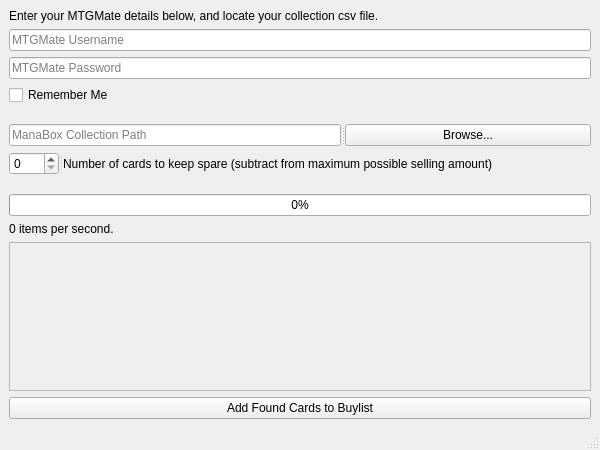
brhyeton/MTGMate, file ui/mainwindow.ui: the form before one commit.
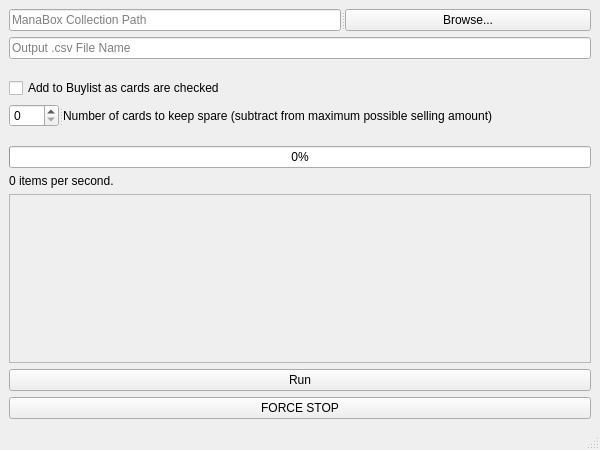
The form after the commit.

The edit to the form file:
```diff
--- a/ui/mainwindow.ui
+++ b/ui/mainwindow.ui
@@ -36,59 +36,6 @@
   </property>
   <widget class="QWidget" name="centralwidget">
    <layout class="QVBoxLayout" name="verticalLayout">
-    <item>
-     <widget class="QLabel" name="label_2">
-      <property name="text">
-       <string>Enter your MTGMate details below, and locate your collection csv file.</string>
-      </property>
-     </widget>
-    </item>
-    <item>
-     <widget class="QLineEdit" name="usernameBox">
-      <property name="autoFillBackground">
-       <bool>false</bool>
-      </property>
-      <property name="text">
-       <string/>
-      </property>
-      <property name="placeholderText">
-       <string>MTGMate Username</string>
-      </property>
-     </widget>
-    </item>
-    <item>
-     <widget class="QLineEdit" name="passwordBox">
-      <property name="echoMode">
-       <enum>QLineEdit::Password</enum>
-      </property>
-      <property name="placeholderText">
-       <string>MTGMate Password</string>
-      </property>
-     </widget>
-    </item>
-    <item>
-     <widget class="QCheckBox" name="rememberBox">
-      <property name="text">
-       <string>Remember Me</string>
-      </property>
-     </widget>
-    </item>
-    <item>
-     <spacer name="verticalSpacer">
-      <property name="orientation">
-       <enum>Qt::Vertical</enum>
-      </property>
-      <property name="sizeType">
-       <enum>QSizePolicy::Fixed</enum>
-      </property>
-      <property name="sizeHint" stdset="0">
-       <size>
-        <width>17</width>
-        <height>13</height>
-       </size>
-      </property>
-     </spacer>
-    </item>
     <item>
      <widget class="QSplitter" name="splitter_2">
       <property name="orientation">
@@ -106,6 +53,42 @@
       </widget>
      </widget>
     </item>
+    <item>
+     <widget class="QLineEdit" name="outputPath">
+      <property name="autoFillBackground">
+       <bool>false</bool>
+      </property>
+      <property name="text">
+       <string/>
+      </property>
+      <property name="placeholderText">
+       <string>Output .csv File Name</string>
+      </property>
+     </widget>
+    </item>
+    <item>
+     <spacer name="verticalSpacer">
+      <property name="orientation">
+       <enum>Qt::Vertical</enum>
+      </property>
+      <property name="sizeType">
+       <enum>QSizePolicy::Fixed</enum>
+      </property>
+      <property name="sizeHint" stdset="0">
+       <size>
+        <width>17</width>
+        <height>13</height>
+       </size>
+      </property>
+     </spacer>
+    </item>
+    <item>
+     <widget class="QCheckBox" name="addAlongsideBox">
+      <property name="text">
+       <string>Add to Buylist as cards are checked</string>
+      </property>
+     </widget>
+    </item>
     <item>
      <widget class="QSplitter" name="splitter">
       <property name="orientation">
@@ -163,7 +146,7 @@
          <x>0</x>
          <y>0</y>
          <width>580</width>
-         <height>119</height>
+         <height>127</height>
         </rect>
        </property>
        <layout class="QVBoxLayout" name="verticalLayout_2">
@@ -182,7 +165,14 @@
     <item>
      <widget class="QPushButton" name="addBuylistButton">
       <property name="text">
-       <string>Add Found Cards to Buylist</string>
+       <string>Run</string>
+      </property>
+     </widget>
+    </item>
+    <item>
+     <widget class="QPushButton" name="stopButton">
+      <property name="text">
+       <string>FORCE STOP</string>
       </property>
      </widget>
     </item>
```
Left out of the diff: 3 changed lines with no effect on the pictures.
